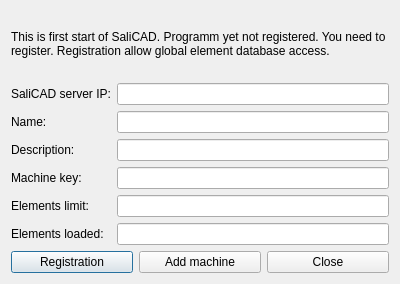
The window that windows/SdDRegistation.ui (usiksan/SaliCAD) describes before a commit, drawn with Qt 5.
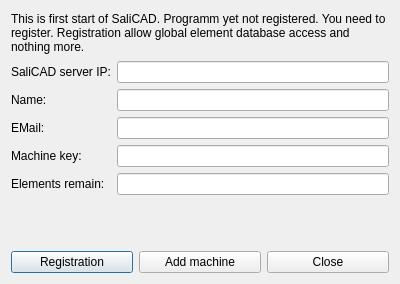
The same window after the commit.

Commit message: Complete with central object repository server. Reconstruct communication with central object repository. v0.38 Append compression to object database to reduce traffic Disable "sali" subname when registration Convert all author names to lower to exclude clones with sAli, saLi and so on

Patch:
```diff
--- a/windows/SdDRegistation.ui
+++ b/windows/SdDRegistation.ui
@@ -17,7 +17,7 @@
    <item>
     <widget class="QLabel" name="label">
      <property name="text">
-      <string>This is first start of SaliCAD. Programm yet not registered. You need to register. Registration allow global element database access.</string>
+      <string>This is first start of SaliCAD. Programm yet not registered. You need to register. Registration allow global element database access and nothing more.</string>
      </property>
      <property name="wordWrap">
       <bool>true</bool>
@@ -26,8 +26,18 @@
    </item>
    <item>
     <layout class="QFormLayout" name="formLayout">
+     <item row="0" column="0">
+      <widget class="QLabel" name="label_7">
+       <property name="text">
+        <string>SaliCAD server IP:</string>
+       </property>
+      </widget>
+     </item>
+     <item row="0" column="1">
+      <widget class="QLineEdit" name="mServerIP"/>
+     </item>
      <item row="1" column="0">
-      <widget class="QLabel" name="label_2">
+      <widget class="QLabel" name="mNameTitle">
        <property name="text">
         <string>Name:</string>
        </property>
@@ -39,40 +49,12 @@
      <item row="2" column="0">
       <widget class="QLabel" name="label_3">
        <property name="text">
-        <string>Description:</string>
+        <string>EMail:</string>
        </property>
       </widget>
      </item>
      <item row="2" column="1">
-      <widget class="QLineEdit" name="mDescription"/>
-     </item>
-     <item row="4" column="0">
-      <widget class="QLabel" name="label_4">
-       <property name="text">
-        <string>Elements limit:</string>
-       </property>
-      </widget>
-     </item>
-     <item row="5" column="0">
-      <widget class="QLabel" name="label_5">
-       <property name="text">
-        <string>Elements loaded:</string>
-       </property>
-      </widget>
-     </item>
-     <item row="4" column="1">
-      <widget class="QLineEdit" name="mLimit">
-       <property name="readOnly">
-        <bool>true</bool>
-       </property>
-      </widget>
-     </item>
-     <item row="5" column="1">
-      <widget class="QLineEdit" name="mLoaded">
-       <property name="readOnly">
-        <bool>true</bool>
-       </property>
-      </widget>
+      <widget class="QLineEdit" name="mEmail"/>
      </item>
      <item row="3" column="0">
       <widget class="QLabel" name="label_6">
@@ -84,18 +66,29 @@
      <item row="3" column="1">
       <widget class="QLineEdit" name="mMachineKey"/>
      </item>
-     <item row="0" column="0">
-      <widget class="QLabel" name="label_7">
+     <item row="4" column="0">
+      <widget class="QLabel" name="label_4">
        <property name="text">
-        <string>SaliCAD server IP:</string>
+        <string>Elements remain:</string>
        </property>
       </widget>
      </item>
-     <item row="0" column="1">
-      <widget class="QLineEdit" name="mServerIP"/>
+     <item row="4" column="1">
+      <widget class="QLineEdit" name="mRemain">
+       <property name="readOnly">
+        <bool>true</bool>
+       </property>
+      </widget>
      </item>
     </layout>
    </item>
+   <item>
+    <widget class="QLabel" name="mProcess">
+     <property name="text">
+      <string/>
+     </property>
+    </widget>
+   </item>
    <item>
     <layout class="QHBoxLayout" name="horizontalLayout">
      <item>
```
The commit also changes 29 other files.
